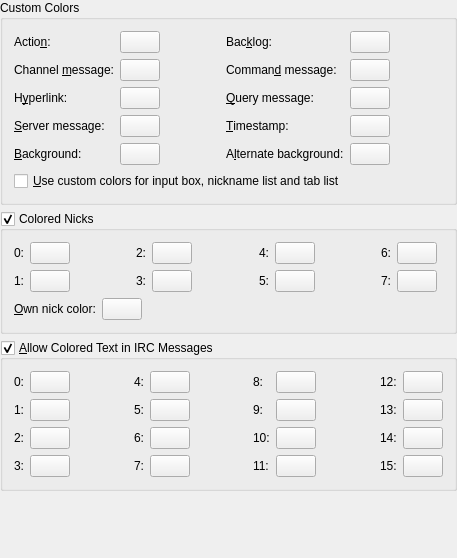
Old version of the form src/config/colorsappearance_config.ui in the repository KDE/konversation.
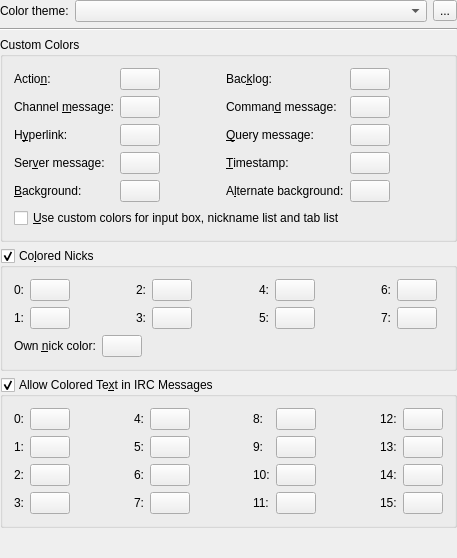
New version of the form. Custom widgets are drawn as their Qt base class.

Commit message:
Simple color theme handling
This will most likely need to be expanded upon but it works as is.

What changed in the file:
```diff
--- a/src/config/colorsappearance_config.ui
+++ b/src/config/colorsappearance_config.ui
@@ -18,10 +18,69 @@
    <property name="margin" >
     <number>0</number>
    </property>
-   <item row="0" column="0" >
-    <widget class="QGroupBox" name="groupBox1" >
-     <property name="sizePolicy" >
-      <sizepolicy vsizetype="Preferred" hsizetype="Expanding" >
+   <property name="topMargin">
+    <number>0</number>
+   </property>
+   <property name="rightMargin">
+    <number>0</number>
+   </property>
+   <property name="bottomMargin">
+    <number>0</number>
+   </property>
+   <item row="1" column="1">
+    <widget class="QComboBox" name="themeCombo">
+     <property name="sizePolicy">
+      <sizepolicy hsizetype="Preferred" vsizetype="Fixed">
+       <horstretch>1</horstretch>
+       <verstretch>0</verstretch>
+      </sizepolicy>
+     </property>
+    </widget>
+   </item>
+   <item row="6" column="0">
+    <spacer name="spacer227">
+     <property name="orientation">
+      <enum>Qt::Vertical</enum>
+     </property>
+     <property name="sizeType">
+      <enum>QSizePolicy::Expanding</enum>
+     </property>
+     <property name="sizeHint" stdset="0">
+      <size>
+       <width>20</width>
+       <height>0</height>
+      </size>
+     </property>
+    </spacer>
+   </item>
+   <item row="1" column="0">
+    <widget class="QLabel" name="label">
+     <property name="text">
+      <string>Color theme:</string>
+     </property>
+    </widget>
+   </item>
+   <item row="1" column="2">
+    <widget class="QToolButton" name="saveThemeButton">
+     <property name="toolTip">
+      <string>Save Color Theme</string>
+     </property>
+     <property name="text">
+      <string>...</string>
+     </property>
+    </widget>
+   </item>
+   <item row="2" column="0" colspan="3">
+    <widget class="Line" name="line">
+     <property name="orientation">
+      <enum>Qt::Horizontal</enum>
+     </property>
+    </widget>
+   </item>
+   <item row="3" column="0" colspan="3">
+    <widget class="QGroupBox" name="groupBox1">
+     <property name="sizePolicy">
+      <sizepolicy hsizetype="Expanding" vsizetype="Preferred">
        <horstretch>0</horstretch>
        <verstretch>0</verstretch>
       </sizepolicy>
@@ -29,250 +88,13 @@
      <property name="title" >
       <string>Custom Colors</string>
      </property>
-     <layout class="QGridLayout" >
-      <item row="5" column="0" colspan="5" >
-       <widget class="QCheckBox" name="kcfg_InputFieldsBackgroundColor" >
-        <property name="text" >
-         <string>&amp;Use custom colors for input box, nickname list and tab list</string>
+     <layout class="QGridLayout">
+      <item row="3" column="3">
+       <widget class="QLabel" name="textLabel1_8">
+        <property name="text">
+         <string>&amp;Query message:</string>
         </property>
-       </widget>
-      </item>
-      <item row="3" column="4" >
-       <widget class="KColorButton" name="kcfg_TimeColor" >
-        <property name="text" >
-         <string/>
-        </property>
-       </widget>
-      </item>
-      <item row="4" column="4" >
-       <widget class="KColorButton" name="kcfg_AlternateBackgroundColor" >
-        <property name="text" >
-         <string/>
-        </property>
-       </widget>
-      </item>
-      <item row="2" column="4" >
-       <widget class="KColorButton" name="kcfg_QueryMessageColor" >
-        <property name="text" >
-         <string/>
-        </property>
-       </widget>
-      </item>
-      <item row="1" column="4" >
-       <widget class="KColorButton" name="kcfg_CommandMessageColor" >
-        <property name="text" >
-         <string/>
-        </property>
-       </widget>
-      </item>
-      <item row="0" column="4" >
-       <widget class="KColorButton" name="kcfg_BacklogMessageColor" >
-        <property name="text" >
-         <string/>
-        </property>
-       </widget>
-      </item>
-      <item row="4" column="1" >
-       <widget class="KColorButton" name="kcfg_TextViewBackgroundColor" >
-        <property name="text" >
-         <string/>
-        </property>
-       </widget>
-      </item>
-      <item row="3" column="1" >
-       <widget class="KColorButton" name="kcfg_ServerMessageColor" >
-        <property name="text" >
-         <string/>
-        </property>
-       </widget>
-      </item>
-      <item row="2" column="1" >
-       <widget class="KColorButton" name="kcfg_HyperlinkColor" >
-        <property name="text" >
-         <string/>
-        </property>
-       </widget>
-      </item>
-      <item row="1" column="1" >
-       <widget class="KColorButton" name="kcfg_ChannelMessageColor" >
-        <property name="text" >
-         <string/>
-        </property>
-       </widget>
-      </item>
-      <item row="0" column="1" >
-       <widget class="KColorButton" name="kcfg_ActionMessageColor" >
-        <property name="text" >
-         <string/>
-        </property>
-       </widget>
-      </item>
-      <item row="0" column="2" >
-       <spacer name="spacer185" >
-        <property name="orientation" >
-         <enum>Qt::Horizontal</enum>
-        </property>
-        <property name="sizeType" >
-         <enum>QSizePolicy::Expanding</enum>
-        </property>
-        <property name="sizeHint" stdset="0" >
-         <size>
-          <width>20</width>
-          <height>20</height>
-         </size>
-        </property>
-       </spacer>
-      </item>
-      <item row="1" column="2" >
-       <spacer name="spacer186" >
-        <property name="orientation" >
-         <enum>Qt::Horizontal</enum>
-        </property>
-        <property name="sizeType" >
-         <enum>QSizePolicy::Expanding</enum>
-        </property>
-        <property name="sizeHint" stdset="0" >
-         <size>
-          <width>20</width>
-          <height>20</height>
-         </size>
-        </property>
-       </spacer>
-      </item>
-      <item row="2" column="2" >
-       <spacer name="spacer187" >
-        <property name="orientation" >
-         <enum>Qt::Horizontal</enum>
-        </property>
-        <property name="sizeType" >
-         <enum>QSizePolicy::Expanding</enum>
-        </property>
-        <property name="sizeHint" stdset="0" >
-         <size>
-          <width>20</width>
-          <height>20</height>
-         </size>
-        </property>
-       </spacer>
-      </item>
-      <item row="3" column="2" >
-       <spacer name="spacer188" >
-        <property name="orientation" >
-         <enum>Qt::Horizontal</enum>
-        </property>
-        <property name="sizeType" >
-         <enum>QSizePolicy::Expanding</enum>
-        </property>
-        <property name="sizeHint" stdset="0" >
-         <size>
-          <width>20</width>
-          <height>20</height>
-         </size>
-        </property>
-       </spacer>
-      </item>
-      <item row="4" column="2" >
-       <spacer name="spacer189" >
-        <property name="orientation" >
-         <enum>Qt::Horizontal</enum>
-        </property>
-        <property name="sizeType" >
-         <enum>QSizePolicy::Expanding</enum>
-        </property>
-        <property name="sizeHint" stdset="0" >
-         <size>
-          <width>20</width>
-          <height>20</height>
-         </size>
-        </property>
-       </spacer>
-      </item>
-      <item row="0" column="5" >
-       <spacer name="spacer190" >
-        <property name="orientation" >
-         <enum>Qt::Horizontal</enum>
-        </property>
-        <property name="sizeType" >
-         <enum>QSizePolicy::Expanding</enum>
-        </property>
-        <property name="sizeHint" stdset="0" >
-         <size>
-          <width>20</width>
-          <height>20</height>
-         </size>
-        </property>
-       </spacer>
-      </item>
-      <item row="1" column="5" >
-       <spacer name="spacer191" >
-        <property name="orientation" >
-         <enum>Qt::Horizontal</enum>
-        </property>
-        <property name="sizeType" >
-         <enum>QSizePolicy::Expanding</enum>
-        </property>
-        <property name="sizeHint" stdset="0" >
-         <size>
-          <width>20</width>
-          <height>20</height>
-         </size>
-        </property>
-       </spacer>
-      </item>
-      <item row="2" column="5" >
-       <spacer name="spacer192" >
-        <property name="orientation" >
-         <enum>Qt::Horizontal</enum>
-        </property>
-        <property name="sizeType" >
-         <enum>QSizePolicy::Expanding</enum>
-        </property>
-        <property name="sizeHint" stdset="0" >
-         <size>
-          <width>20</width>
-          <height>20</height>
-         </size>
-        </property>
-       </spacer>
-      </item>
-      <item row="3" column="5" >
-       <spacer name="spacer193" >
-        <property name="orientation" >
-         <enum>Qt::Horizontal</enum>
-        </property>
-        <property name="sizeType" >
-         <enum>QSizePolicy::Expanding</enum>
-        </property>
-        <property name="sizeHint" stdset="0" >
-         <size>
-          <width>20</width>
-          <height>20</height>
-         </size>
-        </property>
-       </spacer>
-      </item>
-      <item row="4" column="5" >
-       <spacer name="spacer194" >
-        <property name="orientation" >
-         <enum>Qt::Horizontal</enum>
-        </property>
-        <property name="sizeType" >
-         <enum>QSizePolicy::Expanding</enum>
-        </property>
-        <property name="sizeHint" stdset="0" >
-         <size>
-          <width>20</width>
-          <height>20</height>
-         </size>
-        </property>
-       </spacer>
-      </item>
-      <item row="4" column="0" >
-       <widget class="QLabel" name="textLabel3" >
-        <property name="text" >
-         <string>&amp;Background:</string>
-        </property>
-        <property name="wordWrap" >
+        <property name="wordWrap">
          <bool>false</bool>
         </property>
         <property name="buddy" >
@@ -280,10 +102,10 @@
         </property>
        </widget>
       </item>
-      <item row="3" column="0" >
-       <widget class="QLabel" name="textLabel2_2" >
-        <property name="text" >
-         <string>&amp;Server message:</string>
+      <item row="4" column="3">
+       <widget class="QLabel" name="textLabel1_9">
+        <property name="text">
+         <string>&amp;Timestamp:</string>
         </property>
         <property name="wordWrap" >
          <bool>false</bool>
@@ -293,10 +115,10 @@
         </property>
        </widget>
       </item>
-      <item row="2" column="0" >
-       <widget class="QLabel" name="textLabel1_2" >
-        <property name="text" >
-         <string>H&amp;yperlink:</string>
+      <item row="5" column="3">
+       <widget class="QLabel" name="textLabel1_10">
+        <property name="text">
+         <string>A&amp;lternate background:</string>
         </property>
         <property name="wordWrap" >
          <bool>false</bool>
@@ -306,9 +128,9 @@
         </property>
        </widget>
       </item>
-      <item row="1" column="0" >
-       <widget class="QLabel" name="textLabel2" >
-        <property name="text" >
+      <item row="2" column="0">
+       <widget class="QLabel" name="textLabel2">
+        <property name="text">
          <string>Channel &amp;message:</string>
         </property>
         <property name="wordWrap" >
@@ -319,9 +141,9 @@
         </property>
        </widget>
       </item>
-      <item row="0" column="0" >
-       <widget class="QLabel" name="textLabel1" >
-        <property name="text" >
+      <item row="1" column="0">
+       <widget class="QLabel" name="textLabel1">
+        <property name="text">
          <string>Actio&amp;n:</string>
         </property>
         <property name="wordWrap" >
@@ -332,9 +154,9 @@
         </property>
        </widget>
       </item>
-      <item row="0" column="3" >
-       <widget class="QLabel" name="textLabel4" >
-        <property name="text" >
+      <item row="1" column="3">
+       <widget class="QLabel" name="textLabel4">
+        <property name="text">
          <string>Bac&amp;klog:</string>
         </property>
         <property name="wordWrap" >
@@ -345,9 +167,9 @@
         </property>
        </widget>
       </item>
-      <item row="1" column="3" >
-       <widget class="QLabel" name="textLabel5" >
-        <property name="text" >
+      <item row="2" column="3">
+       <widget class="QLabel" name="textLabel5">
+        <property name="text">
          <string>Comman&amp;d message:</string>
         </property>
         <property name="wordWrap" >
@@ -358,12 +180,141 @@
         </property>
        </widget>
       </item>
-      <item row="2" column="3" >
-       <widget class="QLabel" name="textLabel1_8" >
-        <property name="text" >
-         <string>&amp;Query message:</string>
+      <item row="6" column="0" colspan="5">
+       <widget class="QCheckBox" name="kcfg_InputFieldsBackgroundColor">
+        <property name="text">
+         <string>&amp;Use custom colors for input box, nickname list and tab list</string>
         </property>
-        <property name="wordWrap" >
+       </widget>
+      </item>
+      <item row="4" column="4">
+       <widget class="KColorButton" name="kcfg_TimeColor">
+        <property name="text">
+         <string/>
+        </property>
+       </widget>
+      </item>
+      <item row="5" column="4">
+       <widget class="KColorButton" name="kcfg_AlternateBackgroundColor">
+        <property name="text">
+         <string/>
+        </property>
+       </widget>
+      </item>
+      <item row="3" column="4">
+       <widget class="KColorButton" name="kcfg_QueryMessageColor">
+        <property name="text">
+         <string/>
+        </property>
+       </widget>
+      </item>
+      <item row="2" column="2">
+       <spacer name="spacer186">
+        <property name="orientation">
+         <enum>Qt::Horizontal</enum>
+        </property>
+        <property name="sizeType">
+         <enum>QSizePolicy::Expanding</enum>
+        </property>
+        <property name="sizeHint" stdset="0">
+         <size>
+          <width>20</width>
+          <height>20</height>
+         </size>
+        </property>
+       </spacer>
+      </item>
+      <item row="2" column="4">
+       <widget class="KColorButton" name="kcfg_CommandMessageColor">
+        <property name="text">
+         <string/>
+        </property>
+       </widget>
+      </item>
+      <item row="2" column="1">
+       <widget class="KColorButton" name="kcfg_ChannelMessageColor">
+        <property name="text">
+         <string/>
+        </property>
+       </widget>
+      </item>
+      <item row="1" column="1">
+       <widget class="KColorButton" name="kcfg_ActionMessageColor">
+        <property name="text">
+         <string/>
+        </property>
+       </widget>
+      </item>
+      <item row="1" column="2">
+       <spacer name="spacer185">
+        <property name="orientation">
+         <enum>Qt::Horizontal</enum>
+        </property>
+        <property name="sizeType">
+         <enum>QSizePolicy::Expanding</enum>
+        </property>
+        <property name="sizeHint" stdset="0">
+         <size>
+          <width>20</width>
+          <height>20</height>
+         </size>
+        </property>
+       </spacer>
+      </item>
+      <item row="3" column="2">
+       <spacer name="spacer187">
+        <property name="orientation">
+         <enum>Qt::Horizontal</enum>
+        </property>
+        <property name="sizeType">
+         <enum>QSizePolicy::Expanding</enum>
+        </property>
+        <property name="sizeHint" stdset="0">
+         <size>
+          <width>20</width>
+          <height>20</height>
+         </size>
+        </property>
+       </spacer>
+      </item>
+      <item row="5" column="2">
+       <spacer name="spacer189">
+        <property name="orientation">
+         <enum>Qt::Horizontal</enum>
+        </property>
+        <property name="sizeType">
+         <enum>QSizePolicy::Expanding</enum>
+        </property>
+        <property name="sizeHint" stdset="0">
+         <size>
+          <width>20</width>
+          <height>20</height>
+         </size>
+        </property>
+       </spacer>
+      </item>
+      <item row="5" column="5">
+       <spacer name="spacer194">
+        <property name="orientation">
+         <enum>Qt::Horizontal</enum>
+        </property>
+        <property name="sizeType">
+         <enum>QSizePolicy::Expanding</enum>
+        </property>
+        <property name="sizeHint" stdset="0">
+         <size>
+          <width>20</width>
+          <height>20</height>
+         </size>
+        </property>
+       </spacer>
+      </item>
+      <item row="5" column="0">
+       <widget class="QLabel" name="textLabel3">
+        <property name="text">
+         <string>&amp;Background:</string>
+        </property>
+        <property name="wordWrap">
          <bool>false</bool>
         </property>
         <property name="buddy" >
@@ -371,10 +322,10 @@
         </property>
        </widget>
       </item>
-      <item row="3" column="3" >
-       <widget class="QLabel" name="textLabel1_9" >
-        <property name="text" >
-         <string>&amp;Timestamp:</string>
+      <item row="4" column="0">
+       <widget class="QLabel" name="textLabel2_2">
+        <property name="text">
+         <string>Ser&amp;ver message:</string>
         </property>
         <property name="wordWrap" >
          <bool>false</bool>
@@ -384,29 +335,137 @@
         </property>
        </widget>
       </item>
-      <item row="4" column="3" >
-       <widget class="QLabel" name="textLabel1_10" >
-        <property name="text" >
-         <string>A&amp;lternate background:</string>
+      <item row="3" column="0">
+       <widget class="QLabel" name="textLabel1_2">
+        <property name="text">
+         <string>H&amp;yperlink:</string>
         </property>
         <property name="wordWrap" >
          <bool>false</bool>
         </property>
-        <property name="buddy" >
-         <cstring>kcfg_AlternateBackgroundColor</cstring>
+        <property name="buddy">
+         <cstring>kcfg_HyperlinkColor</cstring>
+        </property>
+       </widget>
+      </item>
+      <item row="4" column="2">
+       <spacer name="spacer188">
+        <property name="orientation">
+         <enum>Qt::Horizontal</enum>
+        </property>
+        <property name="sizeType">
+         <enum>QSizePolicy::Expanding</enum>
+        </property>
+        <property name="sizeHint" stdset="0">
+         <size>
+          <width>20</width>
+          <height>20</height>
+         </size>
+        </property>
+       </spacer>
+      </item>
+      <item row="1" column="5">
+       <spacer name="spacer190">
+        <property name="orientation">
+         <enum>Qt::Horizontal</enum>
+        </property>
+        <property name="sizeType">
+         <enum>QSizePolicy::Expanding</enum>
+        </property>
+        <property name="sizeHint" stdset="0">
+         <size>
+          <width>20</width>
+          <height>20</height>
+         </size>
+        </property>
+       </spacer>
+      </item>
+      <item row="2" column="5">
+       <spacer name="spacer191">
+        <property name="orientation">
+         <enum>Qt::Horizontal</enum>
+        </property>
+        <property name="sizeType">
+         <enum>QSizePolicy::Expanding</enum>
+        </property>
+        <property name="sizeHint" stdset="0">
+         <size>
+          <width>20</width>
+          <height>20</height>
+         </size>
+        </property>
+       </spacer>
+      </item>
+      <item row="3" column="5">
+       <spacer name="spacer192">
+        <property name="orientation">
+         <enum>Qt::Horizontal</enum>
+        </property>
+        <property name="sizeType">
+         <enum>QSizePolicy::Expanding</enum>
+        </property>
+        <property name="sizeHint" stdset="0">
+         <size>
+          <width>20</width>
+          <height>20</height>
+         </size>
+        </property>
+       </spacer>
+      </item>
+      <item row="4" column="5">
+       <spacer name="spacer193">
+        <property name="orientation">
+         <enum>Qt::Horizontal</enum>
+        </property>
+        <property name="sizeType">
+         <enum>QSizePolicy::Expanding</enum>
+        </property>
+        <property name="sizeHint" stdset="0">
+         <size>
+          <width>20</width>
+          <height>20</height>
+         </size>
+        </property>
+       </spacer>
+      </item>
+      <item row="1" column="4">
+       <widget class="KColorButton" name="kcfg_BacklogMessageColor">
+        <property name="text">
+         <string/>
+        </property>
+       </widget>
+      </item>
+      <item row="5" column="1">
+       <widget class="KColorButton" name="kcfg_TextViewBackgroundColor">
+        <property name="text">
+         <string/>
+        </property>
+       </widget>
+      </item>
+      <item row="4" column="1">
+       <widget class="KColorButton" name="kcfg_ServerMessageColor">
+        <property name="text">
+         <string/>
+        </property>
+       </widget>
+      </item>
+      <item row="3" column="1">
+       <widget class="KColorButton" name="kcfg_HyperlinkColor">
+        <property name="text">
+         <string/>
         </property>
        </widget>
       </item>
      </layout>
     </widget>
    </item>
-   <item row="1" column="0" >
-    <widget class="QGroupBox" name="kcfg_UseColoredNicks" >
-     <property name="enabled" >
+   <item row="4" column="0" colspan="3">
+    <widget class="QGroupBox" name="kcfg_UseColoredNicks">
+     <property name="enabled">
       <bool>true</bool>
      </property>
-     <property name="title" >
-      <string>Colored Nicks</string>
+     <property name="title">
+      <string>Co&amp;lored Nicks</string>
      </property>
      <property name="checkable" >
       <bool>true</bool>
@@ -451,139 +510,15 @@
         </property>
        </widget>
       </item>
-      <item row="1" column="7" >
-       <widget class="KColorButton" name="kcfg_NickColor5" >
-        <property name="text" >
-         <string/>
-        </property>
-       </widget>
-      </item>
-      <item row="1" column="3" >
-       <widget class="QLabel" name="textLabel7" >
-        <property name="sizePolicy" >
-         <sizepolicy vsizetype="Preferred" hsizetype="Fixed" >
+      <item row="0" column="0">
+       <widget class="QLabel" name="textLabel4_2">
+        <property name="sizePolicy">
+         <sizepolicy hsizetype="Fixed" vsizetype="Preferred">
           <horstretch>0</horstretch>
           <verstretch>0</verstretch>
          </sizepolicy>
         </property>
-        <property name="text" >
-         <string>3:</string>
-        </property>
-        <property name="wordWrap" >
-         <bool>false</bool>
-        </property>
-       </widget>
-      </item>
-      <item row="0" column="4" >
-       <widget class="KColorButton" name="kcfg_NickColor2" >
-        <property name="text" >
-         <string/>
-        </property>
-       </widget>
-      </item>
-      <item row="1" column="4" >
-       <widget class="KColorButton" name="kcfg_NickColor3" >
-        <property name="text" >
-         <string/>
-        </property>
-       </widget>
-      </item>
-      <item row="0" column="3" >
-       <widget class="QLabel" name="textLabel6" >
-        <property name="sizePolicy" >
-         <sizepolicy vsizetype="Preferred" hsizetype="Fixed" >
-          <horstretch>0</horstretch>
-          <verstretch>0</verstretch>
-         </sizepolicy>
-        </property>
-        <property name="text" >
-         <string>2:</string>
-        </property>
-        <property name="wordWrap" >
-         <bool>false</bool>
-        </property>
-       </widget>
-      </item>
-      <item row="0" column="5" >
-       <spacer name="spacer196" >
-        <property name="orientation" >
-         <enum>Qt::Horizontal</enum>
-        </property>
-        <property name="sizeType" >
-         <enum>QSizePolicy::Expanding</enum>
-        </property>
-        <property name="sizeHint" stdset="0" >
-         <size>
-          <width>40</width>
-          <height>20</height>
-         </size>
-        </property>
-       </spacer>
-      </item>
-      <item row="1" column="5" >
-       <spacer name="spacer197" >
-        <property name="orientation" >
-         <enum>Qt::Horizontal</enum>
-        </property>
-        <property name="sizeType" >
-         <enum>QSizePolicy::Expanding</enum>
-        </property>
-        <property name="sizeHint" stdset="0" >
-         <size>
-          <width>40</width>
-          <height>20</height>
-         </size>
-        </property>
-       </spacer>
-      </item>
-      <item row="1" column="2" >
-       <spacer name="spacer197_2" >
-        <property name="orientation" >
-         <enum>Qt::Horizontal</enum>
-        </property>
-        <property name="sizeType" >
-         <enum>QSizePolicy::Expanding</enum>
-        </property>
-        <property name="sizeHint" stdset="0" >
-         <size>
-          <width>40</width>
-          <height>20</height>
-         </size>
-        </property>
-       </spacer>
-      </item>
-      <item row="0" column="2" >
-       <spacer name="spacer196_2" >
-        <property name="orientation" >
-         <enum>Qt::Horizontal</enum>
-        </property>
-        <property name="sizeType" >
-         <enum>QSizePolicy::Expanding</enum>
-        </property>
-        <property name="sizeHint" stdset="0" >
-         <size>
-          <width>40</width>
-          <height>20</height>
-         </size>
-        </property>
-       </spacer>
-      </item>
-      <item row="0" column="1" >
-       <widget class="KColorButton" name="kcfg_NickColor0" >
-        <property name="text" >
-         <string/>
-        </property>
-       </widget>
-      </item>
-      <item row="0" column="0" >
-       <widget class="QLabel" name="textLabel4_2" >
-        <property name="sizePolicy" >
-         <sizepolicy vsizetype="Preferred" hsizetype="Fixed" >
-          <horstretch>0</horstretch>
-          <verstretch>0</verstretch>
-         </sizepolicy>
-        </property>
-        <property name="text" >
+        <property name="text">
          <string>0:</string>
         </property>
         <property name="wordWrap" >
@@ -598,10 +533,17 @@
         </property>
        </widget>
       </item>
-      <item row="1" column="0" >
-       <widget class="QLabel" name="textLabel5_2" >
-        <property name="sizePolicy" >
-         <sizepolicy vsizetype="Preferred" hsizetype="Fixed" >
+      <item row="0" column="10">
+       <widget class="KColorButton" name="kcfg_NickColor6">
+        <property name="text">
+         <string/>
+        </property>
+       </widget>
+      </item>
+      <item row="1" column="0">
+       <widget class="QLabel" name="textLabel5_2">
+        <property name="sizePolicy">
+         <sizepolicy hsizetype="Fixed" vsizetype="Preferred">
           <horstretch>0</horstretch>
           <verstretch>0</verstretch>
          </sizepolicy>
@@ -646,58 +588,12 @@
         </property>
        </spacer>
       </item>
-      <item row="1" column="10" >
-       <widget class="KColorButton" name="kcfg_NickColor7" >
-        <property name="text" >
-         <string/>
-        </property>
-       </widget>
-      </item>
-      <item row="0" column="10" >
-       <widget class="KColorButton" name="kcfg_NickColor6" >
-        <property name="text" >
-         <string/>
-        </property>
-       </widget>
-      </item>
-      <item row="1" column="9" >
-       <widget class="QLabel" name="textLabel11" >
-        <property name="sizePolicy" >
-         <sizepolicy vsizetype="Preferred" hsizetype="Fixed" >
-          <horstretch>0</horstretch>
-          <verstretch>0</verstretch>
-         </sizepolicy>
-        </property>
-        <property name="text" >
-         <string>7:</string>
-        </property>
-        <property name="wordWrap" >
-         <bool>false</bool>
-        </property>
-       </widget>
-      </item>
-      <item row="0" column="9" >
-       <widget class="QLabel" name="textLabel10" >
-        <property name="sizePolicy" >
-         <sizepolicy vsizetype="Preferred" hsizetype="Fixed" >
-          <horstretch>0</horstretch>
-          <verstretch>0</verstretch>
-         </sizepolicy>
-        </property>
-        <property name="text" >
-         <string>6:</string>
-        </property>
-        <property name="wordWrap" >
-         <bool>false</bool>
-        </property>
-       </widget>
-      </item>
-      <item row="2" column="0" colspan="12" >
-       <layout class="QHBoxLayout" >
+      <item row="2" column="0" colspan="12">
+       <layout class="QHBoxLayout">
         <item>
-         <widget class="QLabel" name="textLabel1_3" >
-          <property name="text" >
-           <string>&amp;Own nick color:</string>
+         <widget class="QLabel" name="textLabel1_3">
+          <property name="text">
+           <string>Own &amp;nick color:</string>
           </property>
           <property name="wordWrap" >
            <bool>false</bool>
@@ -732,19 +628,182 @@
         </item>
        </layout>
       </item>
+      <item row="0" column="5">
+       <spacer name="spacer196">
+        <property name="orientation">
+         <enum>Qt::Horizontal</enum>
+        </property>
+        <property name="sizeType">
+         <enum>QSizePolicy::Expanding</enum>
+        </property>
+        <property name="sizeHint" stdset="0">
+         <size>
+          <width>40</width>
+          <height>20</height>
+         </size>
+        </property>
+       </spacer>
+      </item>
+      <item row="1" column="5">
+       <spacer name="spacer197">
+        <property name="orientation">
+         <enum>Qt::Horizontal</enum>
+        </property>
+        <property name="sizeType">
+         <enum>QSizePolicy::Expanding</enum>
+        </property>
+        <property name="sizeHint" stdset="0">
+         <size>
+          <width>40</width>
+          <height>20</height>
+         </size>
+        </property>
+       </spacer>
+      </item>
+      <item row="1" column="2">
+       <spacer name="spacer197_2">
+        <property name="orientation">
+         <enum>Qt::Horizontal</enum>
+        </property>
+        <property name="sizeType">
+         <enum>QSizePolicy::Expanding</enum>
+        </property>
+        <property name="sizeHint" stdset="0">
+         <size>
+          <width>40</width>
+          <height>20</height>
+         </size>
+        </property>
+       </spacer>
+      </item>
+      <item row="0" column="2">
+       <spacer name="spacer196_2">
+        <property name="orientation">
+         <enum>Qt::Horizontal</enum>
+        </property>
+        <property name="sizeType">
+         <enum>QSizePolicy::Expanding</enum>
+        </property>
+        <property name="sizeHint" stdset="0">
+         <size>
+          <width>40</width>
+          <height>20</height>
+         </size>
+        </property>
+       </spacer>
+      </item>
+      <item row="0" column="1">
+       <widget class="KColorButton" name="kcfg_NickColor0">
+        <property name="text">
+         <string/>
+        </property>
+       </widget>
+      </item>
+      <item row="1" column="10">
+       <widget class="KColorButton" name="kcfg_NickColor7">
+        <property name="text">
+         <string/>
+        </property>
+       </widget>
+      </item>
+      <item row="1" column="9">
+       <widget class="QLabel" name="textLabel11">
+        <property name="sizePolicy">
+         <sizepolicy hsizetype="Fixed" vsizetype="Preferred">
+          <horstretch>0</horstretch>
+          <verstretch>0</verstretch>
+         </sizepolicy>
+        </property>
+        <property name="text">
+         <string>7:</string>
+        </property>
+        <property name="wordWrap">
+         <bool>false</bool>
+        </property>
+       </widget>
+      </item>
+      <item row="0" column="9">
+       <widget class="QLabel" name="textLabel10">
+        <property name="sizePolicy">
+         <sizepolicy hsizetype="Fixed" vsizetype="Preferred">
+          <horstretch>0</horstretch>
+          <verstretch>0</verstretch>
+         </sizepolicy>
+        </property>
+        <property name="text">
+         <string>6:</string>
+        </property>
+        <property name="wordWrap">
+         <bool>false</bool>
+        </property>
+       </widget>
+      </item>
+      <item row="1" column="7">
+       <widget class="KColorButton" name="kcfg_NickColor5">
+        <property name="text">
+         <string/>
+        </property>
+       </widget>
+      </item>
+      <item row="1" column="3">
+       <widget class="QLabel" name="textLabel7">
+        <property name="sizePolicy">
+         <sizepolicy hsizetype="Fixed" vsizetype="Preferred">
+          <horstretch>0</horstretch>
+          <verstretch>0</verstretch>
+         </sizepolicy>
+        </property>
+        <property name="text">
+         <string>3:</string>
+        </property>
+        <property name="wordWrap">
+         <bool>false</bool>
+        </property>
+       </widget>
+      </item>
+      <item row="0" column="4">
+       <widget class="KColorButton" name="kcfg_NickColor2">
+        <property name="text">
+         <string/>
+        </property>
+       </widget>
+      </item>
+      <item row="1" column="4">
+       <widget class="KColorButton" name="kcfg_NickColor3">
+        <property name="text">
+         <string/>
+        </property>
+       </widget>
+      </item>
+      <item row="0" column="3">
+       <widget class="QLabel" name="textLabel6">
+        <property name="sizePolicy">
+         <sizepolicy hsizetype="Fixed" vsizetype="Preferred">
+          <horstretch>0</horstretch>
+          <verstretch>0</verstretch>
+         </sizepolicy>
+        </property>
+        <property name="text">
+         <string>2:</string>
+        </property>
+        <property name="wordWrap">
+         <bool>false</bool>
+        </property>
+       </widget>
+      </item>
      </layout>
     </widget>
    </item>
-   <item row="2" column="0" >
-    <widget class="QGroupBox" name="kcfg_AllowColorCodes" >
-     <property name="enabled" >
+   <item row="5" column="0" colspan="3">
+    <widget class="QGroupBox" name="kcfg_AllowColorCodes">
+     <property name="enabled">
       <bool>true</bool>
      </property>
      <property name="whatsThis" >
       <string>By enabling this option, color codes added to IRC messages will be displayed in your chat window as colored text. You can add color codes to your messages, by selecting Insert -> IRC Color</string>
      </property>
-     <property name="title" >
-      <string>&amp;Allow Colored Text in IRC Messages</string>
+     <property name="title">
+      <string>Allow Colored Te&amp;xt in IRC Messages</string>
      </property>
      <property name="checkable" >
       <bool>true</bool>
@@ -1241,25 +1300,9 @@
      </layout>
     </widget>
    </item>
-   <item row="3" column="0" >
-    <spacer name="spacer227" >
-     <property name="orientation" >
-      <enum>Qt::Vertical</enum>
-     </property>
-     <property name="sizeType" >
-      <enum>QSizePolicy::Expanding</enum>
-     </property>
-     <property name="sizeHint" stdset="0" >
-      <size>
-       <width>20</width>
-       <height>0</height>
-      </size>
-     </property>
-    </spacer>
-   </item>
   </layout>
  </widget>
- <layoutdefault spacing="6" margin="11" />
+ <layoutdefault spacing="6" margin="11"/>
  <customwidgets>
   <customwidget>
    <class>KColorButton</class>
```
Left out of the diff: 581 changed lines with no effect on the pictures. The commit also changes 4 other files.
